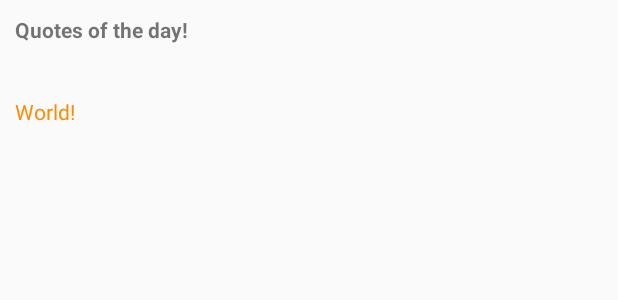
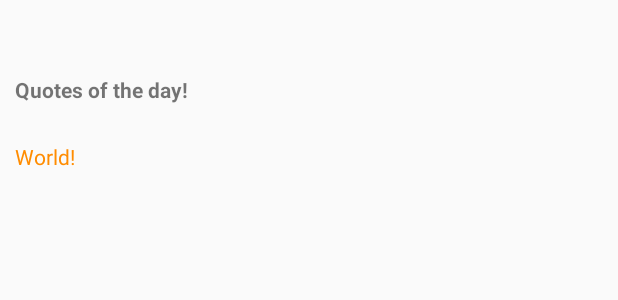
Before and after one commit to srishti77/MultiplatformApp, an Android app: the layout activity_main.xml on its own in the app's theme, with its tools: preview values and no code run, on a phone screen of 412 x 824 dp. Shown: the top 300 px of the screen. Run offline under Robolectric (Android 15) with nearby library versions, the phone set to English and light mode, and no system bars.

```diff
--- a/app/src/main/java/com/example/multiplatformapp/MainActivity.kt
+++ b/app/src/main/java/com/example/multiplatformapp/MainActivity.kt
@@ -10,7 +10,6 @@ import kotlin.coroutines.CoroutineContext
 
 @ExperimentalStdlibApi
 class MainActivity : AppCompatActivity(), CoroutineScope {
-
 
     @InternalAPI
     override fun onCreate(savedInstanceState: Bundle?) {
--- a/app/src/main/res/layout/activity_main.xml
+++ b/app/src/main/res/layout/activity_main.xml
@@ -12,7 +12,9 @@
         android:id="@+id/title"
         android:text="Quotes of the day!"
         android:textStyle="bold"
-        android:padding="10dp"
+        android:paddingTop="50dp"
+        android:paddingLeft="10dp"
+        android:paddingRight="10dp"
         app:layout_constraintLeft_toLeftOf="parent"
         app:layout_constraintRight_toRightOf="parent"
         app:layout_constraintTop_toTopOf="parent"/>
```
Also changed, not shown: SharedCode/src/commonMain/kotlin/QuotesAPI.kt (+4 -3 lines), 43 other files.
